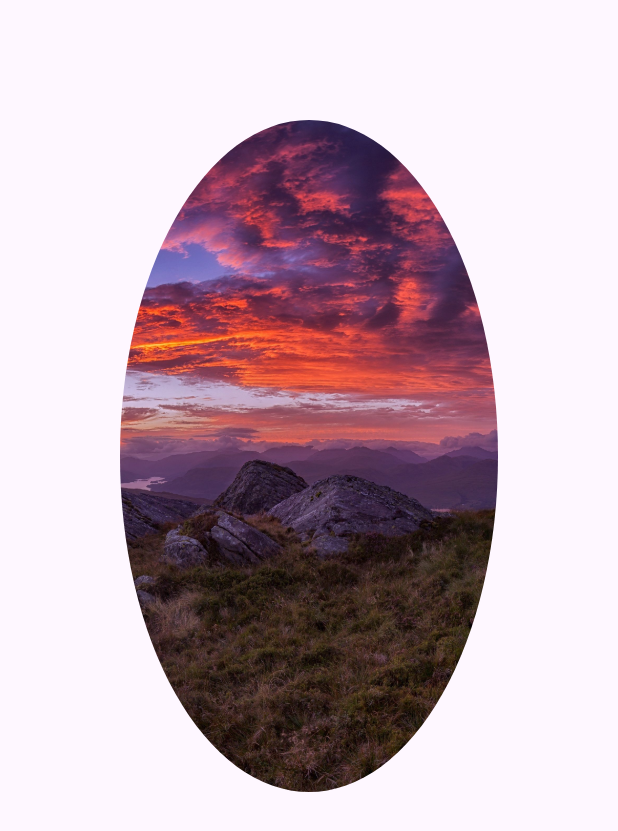
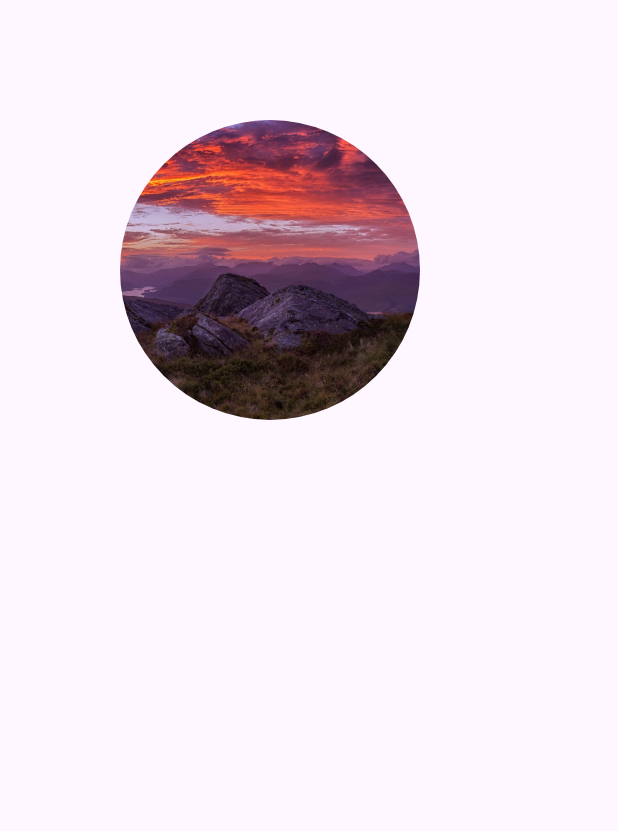
Before and after one commit to pallavipatil1998/Clipp, a Flutter app: the screen it shows after launch, on a phone screen of 412 x 824 dp. Shown: the top 831 px of the screen. Run offline on Flutter 3.47's test engine with Material 3 defaults, Android fonts, the phone set to English and light mode, and no system bars.

Commit message:
ClipOval Circle

```diff
--- a/lib/main.dart
+++ b/lib/main.dart
@@ -33,7 +33,9 @@ class Clipp extends StatelessWidget {
       body:Padding(
         padding: const EdgeInsets.all(80.0),
         child: ClipOval(
-          child: Image.asset("assets/images/img_natural9.jpg"),
+          child: SizedBox(
+            width: 200,height: 200,
+              child: Image.asset("assets/images/img_natural9.jpg",fit: BoxFit.cover,)),
         ),
       )
 
```
